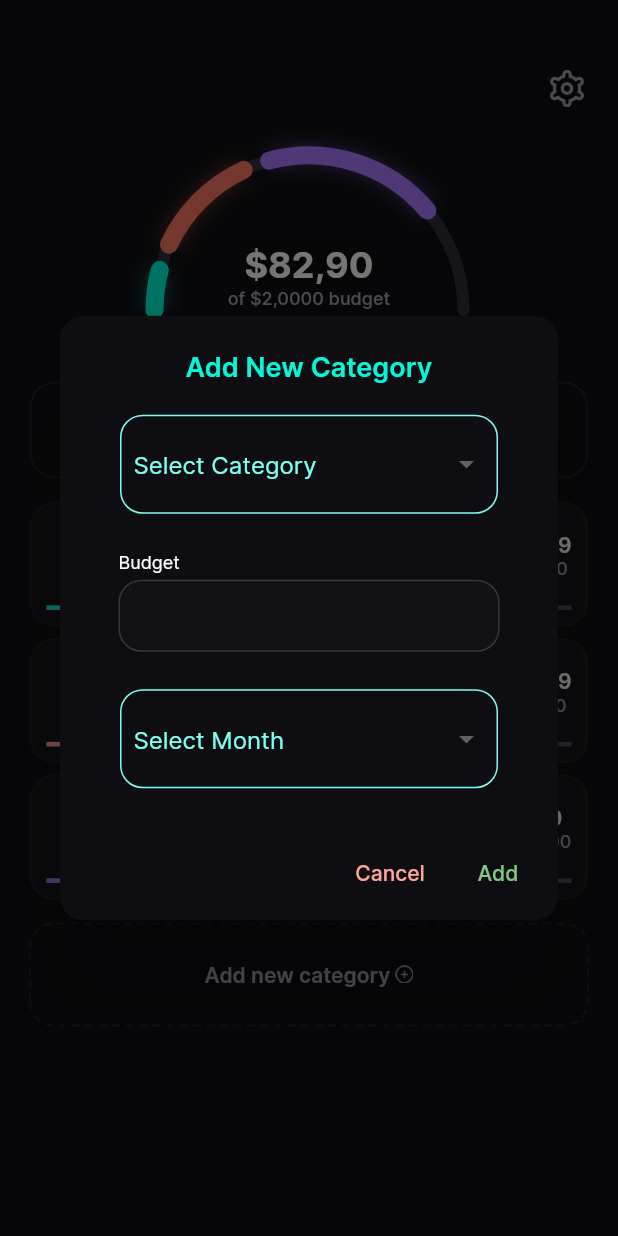
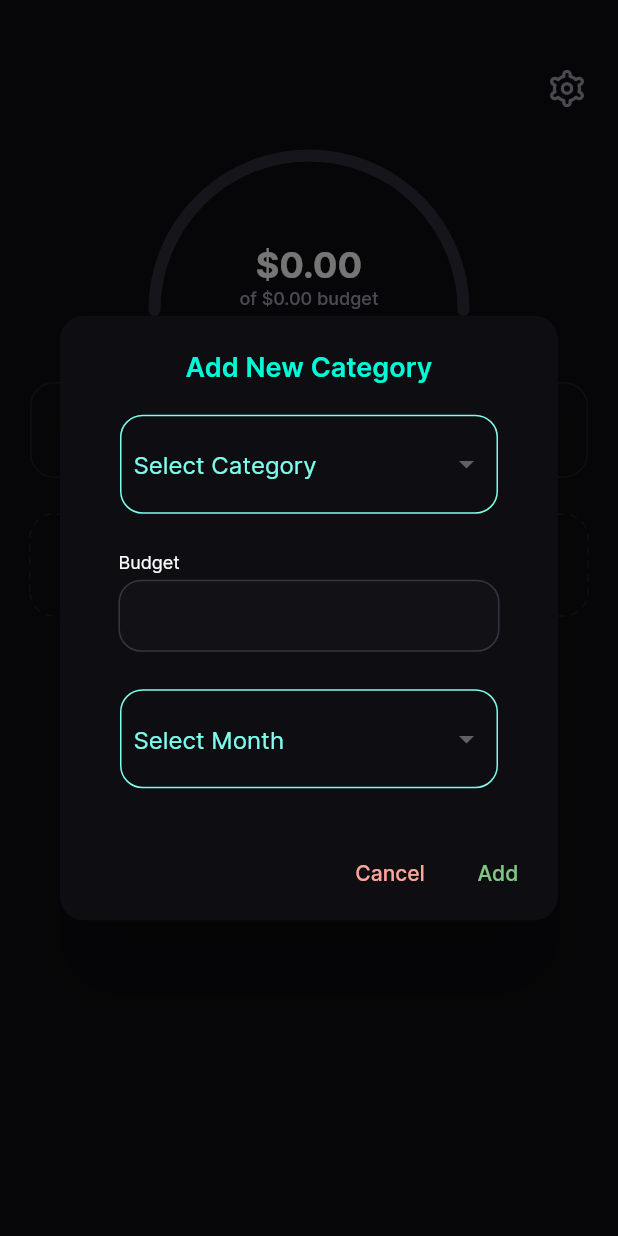
Before and after one commit to simonmhp/FinanceFlow, a Flutter app: the SpendingBudgetsView screen opened directly, after a tap on "Add new category", on a phone screen of 412 x 824 dp. Run offline on Flutter 3.47's test engine with Material 3 defaults, Android fonts, the phone set to English and light mode, and no system bars; drawn by our look-alikes of dotted_border; our stand-ins replace carousel_slider, cloud_firestore, firebase_auth, firebase_core, fluttertoast, scrollable_positioned_list and 1 more; accounts and stored records are empty.

Commit message:
spending_budget_view() finalized

```diff
--- a/lib/common_widget/show_add_category_dialog.dart
+++ b/lib/common_widget/show_add_category_dialog.dart
@@ -10,7 +10,12 @@ void showAddCategoryDialog(BuildContext context) {
   String? selectedCategory;
   String? selectedMonth;
 
-  List<String> categories = ['Food', 'Transport', 'Utilities', 'Entertainment'];
+  List<String> categories = [
+    'Food',
+    'Transportation',
+    'Entertainment',
+    'Miscellaneous'
+  ];
   List<String> months = [
     'JAN',
     'FEB',
--- a/lib/view/add_subscription/add_subscription_view.dart
+++ b/lib/view/add_subscription/add_subscription_view.dart
@@ -228,7 +228,7 @@ class _AddSubScriptionViewState extends State<AddSubScriptionView> {
       padding: const EdgeInsets.only(top: 20, left: 20, right: 20),
       child: RoundDropdown(
         title: "Transaction Type",
-        items: const ["Credit", "Debit"],
+        items: const ["Income", "Expense"],
         selectedValue: selectedTransactionType,
         onChanged: (String? newValue) {
           setState(() {
--- a/lib/view/spending_budgets/spending_budgets_view.dart
+++ b/lib/view/spending_budgets/spending_budgets_view.dart
@@ -4,8 +4,9 @@ import 'package:moneytracker/common/color_extension.dart';
 import 'package:moneytracker/common_widget/budgets_row.dart';
 import 'package:moneytracker/common_widget/custom_arc_180_painter.dart';
 import 'package:moneytracker/common_widget/show_add_category_dialog.dart';
-
+import 'package:moneytracker/view/sqflite/db_helper.dart';
 import '../settings/settings_view.dart';
+import 'package:intl/intl.dart';
 
 class SpendingBudgetsView extends StatefulWidget {
   const SpendingBudgetsView({super.key});
@@ -15,32 +16,143 @@ class SpendingBudgetsView extends StatefulWidget {
 }
 
 class _SpendingBudgetsViewState extends State<SpendingBudgetsView> {
-  List budgetArr = [
-    {
-      "name": "Auto & Transport",
-      "icon": "assets/img/auto_&_transport.png",
-      "spend_amount": "25.99",
-      "total_budget": "400",
-      "left_amount": "250.01",
-      "color": TColor.secondaryG
-    },
-    {
-      "name": "Entertainment",
-      "icon": "assets/img/entertainment.png",
-      "spend_amount": "50.99",
-      "total_budget": "600",
-      "left_amount": "300.01",
-      "color": TColor.secondary50
-    },
-    {
-      "name": "Security",
-      "icon": "assets/img/security.png",
-      "spend_amount": "5.99",
-      "total_budget": "600",
-      "left_amount": "250.01",
-      "color": TColor.primary10
-    },
-  ];
+  List<Map<String, dynamic>> budgetArr = [];
+  double totalExpense = 0.0;
+
+  Map<String, String> categoryImages = {
+    "Food": "assets/add_icons/hot-pot.png",
+    "Transportation": "assets/add_icons/commuting.png",
+    "Miscellaneous": "assets/add_icons/magic-box.png",
+    "Entertainment": "assets/add_icons/popcorn.png",
+  };
+
+  String getDisplayCategoryName(String category) {
+    switch (category) {
+      case 'Transportation':
+        return 'Transportation';
+      case 'Food':
+        return 'Food';
+      case 'Miscellaneous':
+        return 'Miscellaneous';
+      case 'Entertainment':
+        return 'Entertainment';
+      default:
+        return category;
+    }
+  }
+
+  List<ArcValueModel> arcValues = []; // List to hold arc values
+
+  @override
+  void initState() {
+    super.initState();
+    fetchBudgetData();
+  }
+
+  Future<void> fetchBudgetData() async {
+    final dbHelper = DatabaseHelper();
+    String currentMonth = getCurrentMonth();
+
+    List<Map<String, dynamic>> budgets =
+        await dbHelper.getBudgetsForMonth(currentMonth);
+    List<Map<String, dynamic>> transactions =
+        await dbHelper.getTransactionsForMonth();
+
+    Map<String, double> amountSpentMap = {};
+    totalExpense = 0;
+
+    for (var transaction in transactions) {
+      String category = transaction['category'];
+      double amount = transaction['amount'];
+      totalExpense += amount;
+
+      if (amountSpentMap.containsKey(category)) {
+        amountSpentMap[category] = amountSpentMap[category]! + amount;
+      } else {
+        amountSpentMap[category] = amount;
+      }
+    }
+
+    // print("else: " + totalExpense.toString());
+
+    budgetArr = budgets.map((budget) {
+      String category = budget['category'];
+      double totalBudget = budget['budget'];
+      double amountSpent = amountSpentMap[category] ?? 0.0;
+      double leftAmount = totalBudget - amountSpent;
+      String displayCategory = getDisplayCategoryName(category);
+
+      if (totalExpense > 0) {
+        double percentage = (amountSpent / totalExpense) * 100;
+
+        Color arcColor;
+
+        switch (category) {
+          case 'Food':
+            arcColor = Colors.orange;
+            break;
+          case 'Transportation':
+            arcColor = Colors.blue;
+            break;
+          case 'Entertainment':
+            arcColor = Colors.purple;
+            break;
+          case 'Miscellaneous':
+            arcColor = Colors.green;
+            break;
+          default:
+            arcColor = Colors.grey;
+        }
+
+        arcValues.add(ArcValueModel(
+          color: arcColor,
+          value: percentage,
+        ));
+      }
+
+      return {
+        "name": displayCategory,
+        "icon": categoryImages[category] ?? "assets/img/default.png",
+        "spend_amount": amountSpent.toStringAsFixed(2),
+        "total_budget": totalBudget.toStringAsFixed(2),
+        "left_amount": leftAmount.toStringAsFixed(2),
+        "color": TColor.secondaryG,
+      };
+    }).toList();
+
+    setState(() {});
+  }
+
+  String getCurrentMonth() {
+    DateTime now = DateTime.now();
+    return DateFormat('MMM').format(now).toUpperCase();
+  }
+
+  String getBudgetStatus() {
+    // Calculate total budget
+    double totalBudget = budgetArr.fold<double>(
+      0,
+      (sum, budget) => sum + double.parse(budget['total_budget']),
+    );
+
+    if (totalBudget == 0) {
+      return "No budget allocated";
+    }
+    double percentageSpent = (totalExpense / totalBudget) * 100;
+
+    print("else: " + percentageSpent.toString());
+    if (percentageSpent <= 20) {
+      return "Your budget is Excellent!👍 ${percentageSpent.toStringAsFixed(2)}%";
+    } else if (percentageSpent <= 50) {
+      return "Your budgets are on track!😊 ${percentageSpent.toStringAsFixed(2)}%";
+    } else if (percentageSpent <= 80) {
+      return "Your budget will be depleting soon!😳 ${percentageSpent.toStringAsFixed(2)}%";
+    } else if (percentageSpent <= 99) {
+      return "Spend a little less!😒 ${percentageSpent.toStringAsFixed(2)}%";
+    } else {
+      return "Your budgets depleted! 👎";
+    }
+  }
 
   @override
   Widget build(BuildContext context) {
@@ -60,10 +172,13 @@ class _SpendingBudgetsViewState extends State<SpendingBudgetsView> {
                       Navigator.push(
                         context,
                         MaterialPageRoute(
-                                builder: (context) => const SettingsView()));
+                          builder: (context) => const SettingsView(),
+                        ),
+                      );
                     },
                     icon: Image.asset("assets/img/settings.png",
-                          width: 25, height: 25, color: TColor.gray30))
+                        width: 25, height: 25, color: TColor.gray30),
+                  ),
                 ],
               ),
             ),
@@ -75,12 +190,8 @@ class _SpendingBudgetsViewState extends State<SpendingBudgetsView> {
                   height: media.width * 0.30,
                   child: CustomPaint(
                     painter: CustomArc180Painter(
-                      drwArcs: [
-                        ArcValueModel(color: TColor.secondaryG, value: 20),
-                        ArcValueModel(color: TColor.secondary, value: 45),
-                        ArcValueModel(color: TColor.primary10, value: 70),
-                      ],
-                      end: 50,
+                      drwArcs: arcValues,
+                      end: 100,
                       width: 12,
                       bgWidth: 8,
                     ),
@@ -89,26 +200,24 @@ class _SpendingBudgetsViewState extends State<SpendingBudgetsView> {
                 Column(
                   children: [
                     Text(
-                      "\$82,90",
+                      "\$${(arcValues.fold<double>(0, (sum, arc) => sum + (arc.value * totalExpense / 100))).toStringAsFixed(2)}",
                       style: TextStyle(
                           color: TColor.white,
                           fontSize: 24,
                           fontWeight: FontWeight.w700),
                     ),
                     Text(
-                      "of \$2,0000 budget",
+                      "of \$${(budgetArr.fold<double>(0, (sum, budget) => sum + double.parse(budget['total_budget']))).toStringAsFixed(2)} budget",
                       style: TextStyle(
                           color: TColor.gray30,
                           fontSize: 12,
                           fontWeight: FontWeight.w500),
                     ),
                   ],
-                )
+                ),
               ],
             ),
-            const SizedBox(
-              height: 40,
-            ),
+            const SizedBox(height: 40),
             Padding(
               padding: const EdgeInsets.symmetric(horizontal: 20, vertical: 8),
               child: InkWell(
@@ -118,9 +227,7 @@ class _SpendingBudgetsViewState extends State<SpendingBudgetsView> {
                   height: 64,
                   padding: const EdgeInsets.all(10),
                   decoration: BoxDecoration(
-                    border: Border.all(
-                      color: TColor.border.withOpacity(0.1),
-                    ),
+                    border: Border.all(color: TColor.border.withOpacity(0.1)),
                     borderRadius: BorderRadius.circular(16),
                   ),
                   alignment: Alignment.center,
@@ -128,7 +235,7 @@ class _SpendingBudgetsViewState extends State<SpendingBudgetsView> {
                     mainAxisAlignment: MainAxisAlignment.center,
                     children: [
                       Text(
-                        "Your budgets are on tack 👍",
+                        getBudgetStatus(),
                         style: TextStyle(
                             color: TColor.white,
                             fontSize: 14,
@@ -140,19 +247,19 @@ class _SpendingBudgetsViewState extends State<SpendingBudgetsView> {
               ),
             ),
             ListView.builder(
-                padding:
-                    const EdgeInsets.symmetric(horizontal: 20, vertical: 8),
+              padding: const EdgeInsets.symmetric(horizontal: 20, vertical: 8),
               physics: const NeverScrollableScrollPhysics(),
               shrinkWrap: true,
               itemCount: budgetArr.length,
               itemBuilder: (context, index) {
-                  var bObj = budgetArr[index] as Map? ?? {};
+                var bObj = budgetArr[index];
 
                 return BudgetsRow(
                   bObj: bObj,
                   onPressed: () {},
                 );
-                }),
+              },
+            ),
             Padding(
               padding: const EdgeInsets.symmetric(horizontal: 20, vertical: 0),
               child: InkWell(
@@ -190,7 +297,7 @@ class _SpendingBudgetsViewState extends State<SpendingBudgetsView> {
                             width: 12,
                             height: 12,
                             color: TColor.gray30,
-                          )
+                          ),
                         ],
                       ),
                     ),
@@ -198,9 +305,7 @@ class _SpendingBudgetsViewState extends State<SpendingBudgetsView> {
                 ),
               ),
             ),
-            const SizedBox(
-              height: 110,
-            ),
+            const SizedBox(height: 110),
           ],
         ),
       ),
--- a/lib/view/sqflite/db_helper.dart
+++ b/lib/view/sqflite/db_helper.dart
@@ -103,9 +103,9 @@ class DatabaseHelper {
     final db = await database;
 
     final List<Map<String, dynamic>> result = await db.rawQuery('''
-    SELECT category, categoryImg, SUM(CASE WHEN transaction_type = 'Debit' THEN amount ELSE 0 END) as amount
+    SELECT category, categoryImg, SUM(CASE WHEN transaction_type = 'Expense' THEN amount ELSE 0 END) as amount
     FROM transactions
-    WHERE transaction_type = 'Debit'
+    WHERE transaction_type = 'Expense'
     GROUP BY category, categoryImg
   ''');
 
@@ -123,7 +123,7 @@ class DatabaseHelper {
     final List<Map<String, dynamic>> result = await db.rawQuery('''
     SELECT MAX(amount) AS maxAmount
     FROM transactions
-    WHERE transaction_type = 'Debit'
+    WHERE transaction_type = 'Expense'
       AND strftime('%Y', date) = ?
       AND strftime('%m', date) = ?
   ''', ['$year', '$month']); // Bind year and month as parameters
@@ -162,7 +162,7 @@ class DatabaseHelper {
     final List<Map<String, dynamic>> result = await db.rawQuery('''
     SELECT MIN(amount) AS maxAmount
     FROM transactions
-    WHERE transaction_type = 'Debit'
+    WHERE transaction_type = 'Expense'
       AND strftime('%Y', date) = ?
       AND strftime('%m', date) = ?
   ''', ['$year', '$month']); // Bind year and month as parameters
@@ -171,7 +171,7 @@ class DatabaseHelper {
     return result.isNotEmpty ? result.first['maxAmount'] ?? 0.0 : 0.0;
   }
 
-  Future<double> getMonthDebitTotalExpense() async {
+  Future<double> getMonthTotalExpense() async {
     final db = await database;
 
     // Get the current year and month
@@ -182,7 +182,7 @@ class DatabaseHelper {
     final List<Map<String, dynamic>> result = await db.rawQuery('''
     SELECT SUM(amount) AS maxAmount
     FROM transactions
-    WHERE transaction_type = 'Debit'
+    WHERE transaction_type = 'Expense'
       AND strftime('%Y', date) = ?
       AND strftime('%m', date) = ?
   ''', ['$year', '$month']); // Bind year and month as parameters
@@ -191,8 +191,7 @@ class DatabaseHelper {
     return result.isNotEmpty ? result.first['maxAmount'] ?? 0.0 : 0.0;
   }
 
-  Future<List<Map<String, dynamic>>>
-      getCreditTransactionsForCurrentMonth() async {
+  Future<List<Map<String, dynamic>>> getIncomeForCurrentMonth() async {
     final db = await database;
 
     final currentMonth = DateTime.now().month;
@@ -201,7 +200,7 @@ class DatabaseHelper {
     final List<Map<String, dynamic>> result = await db.rawQuery('''
     SELECT description, amount, date
     FROM transactions
-    WHERE transaction_type = 'Credit'
+    WHERE transaction_type = 'Income'
     AND strftime('%m', date) = ?
     AND strftime('%Y', date) = ?
   ''', [currentMonth.toString().padLeft(2, '0'), currentYear.toString()]);
@@ -255,7 +254,26 @@ class DatabaseHelper {
   // Insert a budget into the database
   Future<int> insertBudget(Map<String, dynamic> budget) async {
     final db = await database;
-    return await db.insert('budget', budget);
+
+    // Check if the budget entry already exists
+    var existingEntry = await db.query(
+      'budget',
+      where: 'category = ? AND month = ?',
+      whereArgs: [budget['category'], budget['month']],
+    );
+
+    if (existingEntry.isNotEmpty) {
+      // If it exists, update the existing entry
+      return await db.update(
+        'budget',
+        budget,
+        where: 'category = ? AND month = ?',
+        whereArgs: [budget['category'], budget['month']],
+      );
+    } else {
+      // If it doesn't exist, insert a new entry
+      return await db.insert('budget', budget);
+    }
   }
 
 // Fetch all budgets
@@ -290,4 +308,34 @@ class DatabaseHelper {
     final db = await database;
     await db.delete('budget'); // This effectively truncates the table
   }
+
+  Future<List<Map<String, dynamic>>> getBudgetsForMonth(String month) async {
+    final db = await database;
+    // Fetch budgets where month matches the current month
+    List<Map<String, dynamic>> budgets = await db.query(
+      'budget',
+      where: 'month = ?',
+      whereArgs: [month],
+    );
+    return budgets;
+  }
+
+  // Fetch all transactions for the current month
+  Future<List<Map<String, dynamic>>> getTransactionsForMonth() async {
+    final db = await database;
+
+    final int currentMonth = DateTime.now().month;
+    final int currentYear = DateTime.now().year;
+
+    final List<Map<String, dynamic>> result = await db.rawQuery('''
+  SELECT t.*
+  FROM transactions t
+  JOIN budget b ON t.category = b.category
+  WHERE strftime('%m', t.date) = ?
+    AND strftime('%Y', t.date) = ?
+    AND t.transaction_type = 'Expense'  -- Ensure that the transaction type is 'Expense'
+  ''', [currentMonth.toString().padLeft(2, '0'), currentYear.toString()]);
+
+    return result;
+  }
 }
```
Also changed, not shown: lib/view/home/home_view.dart (+5 -6 lines), lib/view/spending_budgets/helper.dart (added, +25 -0 lines). Lines whose indentation alone changed are shown as unchanged.
